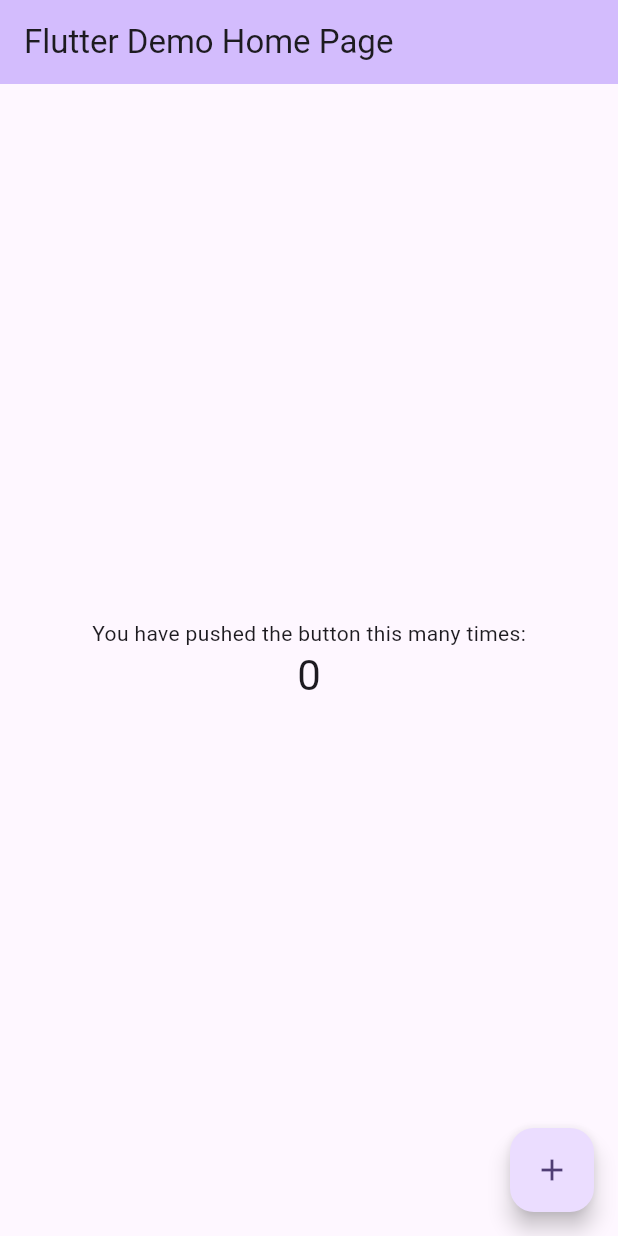
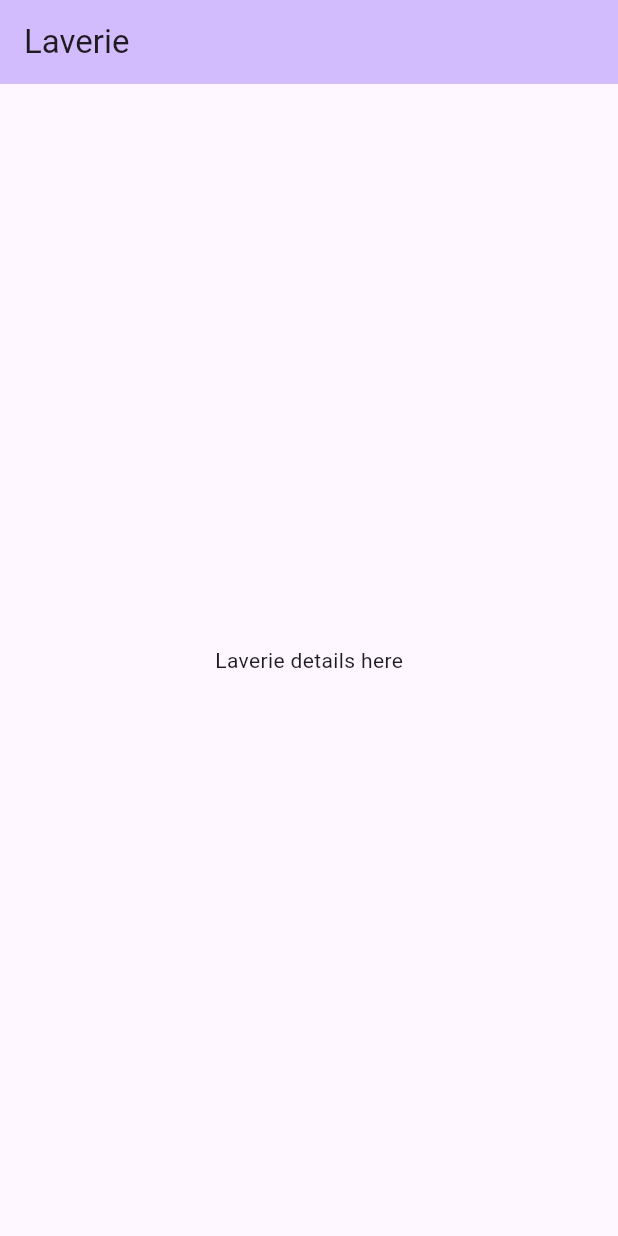
Before and after one commit to Abderrahmane07/Laverie, a Flutter app: the screen it shows after launch, on a phone screen of 412 x 824 dp. Run offline on Flutter 3.47's test engine with Material 2 defaults, Android fonts, the phone set to English and light mode, and no system bars.

Commit message:
better separation and simplification

```diff
--- a/lib/home_screen.dart
+++ b/lib/home_screen.dart
@@ -1,49 +1,25 @@
 import 'package:flutter/material.dart';
 
-class MyHomePage extends StatefulWidget {
-  const MyHomePage({super.key, required this.title});
-
-  final String title;
-
-  @override
-  State<MyHomePage> createState() => _MyHomePageState();
-}
-
-class _MyHomePageState extends State<MyHomePage> {
-  int _counter = 0;
-
-  void _incrementCounter() {
-    setState(() {
-      _counter++;
-    });
-  }
+class MyHomePage extends StatelessWidget {
+  const MyHomePage({super.key});
 
   @override
   Widget build(BuildContext context) {
     return Scaffold(
       appBar: AppBar(
         backgroundColor: Theme.of(context).colorScheme.inversePrimary,
-        title: Text(widget.title),
+        title: const Text("Laverie"),
       ),
-      body: Center(
+      body: const Center(
         child: Column(
           mainAxisAlignment: MainAxisAlignment.center,
-          children: <Widget>[
-            const Text(
-              'You have pushed the button this many times:',
-            ),
+          children: [
             Text(
-              '$_counter',
-              style: Theme.of(context).textTheme.headlineMedium,
+              'Laverie details here',
             ),
           ],
         ),
       ),
-      floatingActionButton: FloatingActionButton(
-        onPressed: _incrementCounter,
-        tooltip: 'Increment',
-        child: const Icon(Icons.add),
-      ),
     );
   }
 }
--- a/lib/main.dart
+++ b/lib/main.dart
@@ -12,12 +12,13 @@ class MyApp extends StatelessWidget {
   @override
   Widget build(BuildContext context) {
     return MaterialApp(
+      debugShowCheckedModeBanner: false,
       title: 'Laverie',
       theme: ThemeData(
         colorScheme: ColorScheme.fromSeed(seedColor: Colors.deepPurple),
         useMaterial3: true,
       ),
-      home: const MyHomePage(title: 'Flutter Demo Home Page'),
+      home: const MyHomePage(),
     );
   }
 }
```
